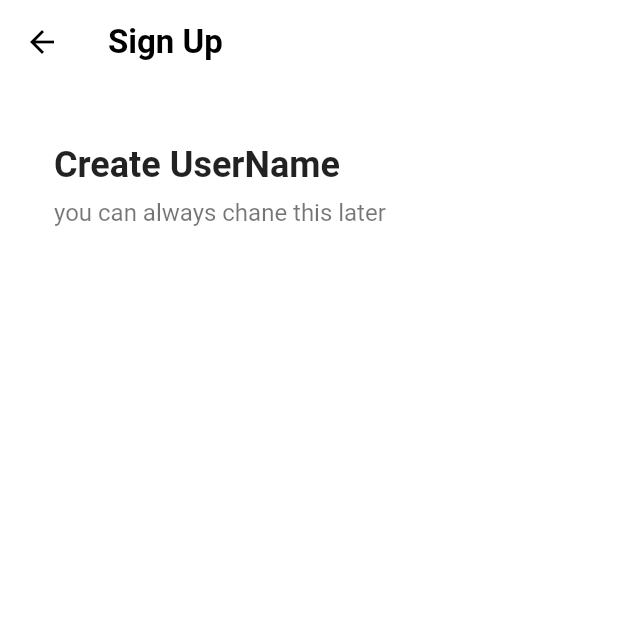
After one commit to sonny8569/TikTok_project, a Flutter app: the screen it shows after launch, after a tap on "Use email & apssword", on a phone screen of 412 x 824 dp, the top half of it. The commit adds this screen. Run offline on Flutter 3.47's test engine with Material 2 defaults, Android fonts, the phone set to English and light mode, and no system bars; our stand-ins replace font_awesome_flutter.

Commit message:
email sign up 추가

```diff
--- /dev/null
+++ b/lib/features/authentication/email_screen.dart
@@ -0,0 +1,41 @@
+import 'package:flutter/cupertino.dart';
+import 'package:flutter/material.dart';
+import 'package:tiktok_project/constants/gaps.dart';
+import 'package:tiktok_project/constants/sizes.dart';
+
+class EmailScreen extends StatelessWidget{
+  const EmailScreen({super.key});
+
+  @override
+  Widget build(BuildContext context){
+    return Scaffold(
+      backgroundColor: Colors.white,
+      appBar: AppBar(
+        elevation: 0,
+        title : const Text("Sign Up",
+        ),
+      ),
+      body: Padding(
+        padding: const EdgeInsets.symmetric(
+
+            horizontal :Sizes.size36),
+        child: Column(
+            crossAxisAlignment: CrossAxisAlignment.start,
+            children: const [
+              Gaps.v40,
+          Text("Create UserName" , style:TextStyle(
+            fontSize: Sizes.size24,
+            fontWeight: FontWeight.w700,
+           ),
+          ),
+          Gaps.v8,
+          Text("you can always chane this later" , style:TextStyle(
+            fontSize: Sizes.size16,
+            color : Colors.black54,
+          ),
+          ),
+        ]),
+      ),
+    );
+  }
+}
--- a/lib/features/authentication/login_screen.dart
+++ b/lib/features/authentication/login_screen.dart
@@ -50,7 +50,7 @@ class LoginScreen extends StatelessWidget {
         ),
       ),
       bottomNavigationBar: BottomAppBar(
-        color: Colors.grey.shade100,
+        color: Colors.grey.shade50,
         elevation: 2,
         child: Padding(
           padding: const EdgeInsets.symmetric(
--- a/lib/features/authentication/sign_up_screen.dart
+++ b/lib/features/authentication/sign_up_screen.dart
@@ -3,6 +3,7 @@ import 'package:flutter/material.dart';
 import 'package:font_awesome_flutter/font_awesome_flutter.dart';
 import 'package:tiktok_project/constants/gaps.dart';
 import 'package:tiktok_project/constants/sizes.dart';
+import 'package:tiktok_project/features/authentication/email_screen.dart';
 import 'package:tiktok_project/features/authentication/login_screen.dart';
 import 'package:tiktok_project/features/authentication/widgets/auth_button.dart';
 
@@ -11,6 +12,14 @@ class SignUpScreen extends StatelessWidget{
 
   void onLoginTap(BuildContext context){
     Navigator.of(context).push(MaterialPageRoute(builder : (context) => LoginScreen(),
+      ),
+    );
+  }
+
+  void _onEmailTap(BuildContext context) {
+    Navigator.of(context).push(
+      MaterialPageRoute(
+        builder: (context) => EmailScreen(),
       ),
     );
   }
@@ -24,7 +33,7 @@ class SignUpScreen extends StatelessWidget{
             horizontal: Sizes.size40,
           ),
           child: Column(
-            children: const [
+            children:  [
               Gaps.v80,
               Text(
                 "Sign UP for TikTok",
@@ -43,9 +52,12 @@ class SignUpScreen extends StatelessWidget{
                 textAlign: TextAlign.center,
               ),
               Gaps.v40,
-              AuthButton(
+              GestureDetector(
+              onTap: () => _onEmailTap(context),
+              child : AuthButton(
                   icon : FaIcon(FontAwesomeIcons.user),
                   text: "Use email & apssword",),
+              ),
               Gaps.v16,
               AuthButton(
                   icon : FaIcon(FontAwesomeIcons.apple),
@@ -55,7 +67,7 @@ class SignUpScreen extends StatelessWidget{
         ),
       ),
       bottomNavigationBar: BottomAppBar(
-        color: Colors.grey.shade100,
+        color: Colors.grey.shade50,
         elevation: 1,
         child: Padding(
           padding: const EdgeInsets.symmetric(vertical: Sizes.size32),
--- a/lib/main.dart
+++ b/lib/main.dart
@@ -16,7 +16,18 @@ class TikTokApp extends StatelessWidget {
     return MaterialApp(
       title: 'Flutter Demo',
       theme: ThemeData(
-        primaryColor: const Color(0xFFE9435A)
+        scaffoldBackgroundColor: Colors.white,
+        primaryColor: const Color(0xFFE9435A),
+        appBarTheme: AppBarTheme(
+          foregroundColor: Colors.black,
+          backgroundColor: Colors.white,
+          elevation: 0,
+          titleTextStyle: TextStyle(
+            color: Colors.black,
+            fontSize: Sizes.size20 + Sizes.size2,
+            fontWeight: FontWeight.w600,
+          ),
+        ),
       ),
       home: const SignUpScreen() ,
     );
```
Also changed, not shown: lib/features/authentication/username_screen.dart (added).
